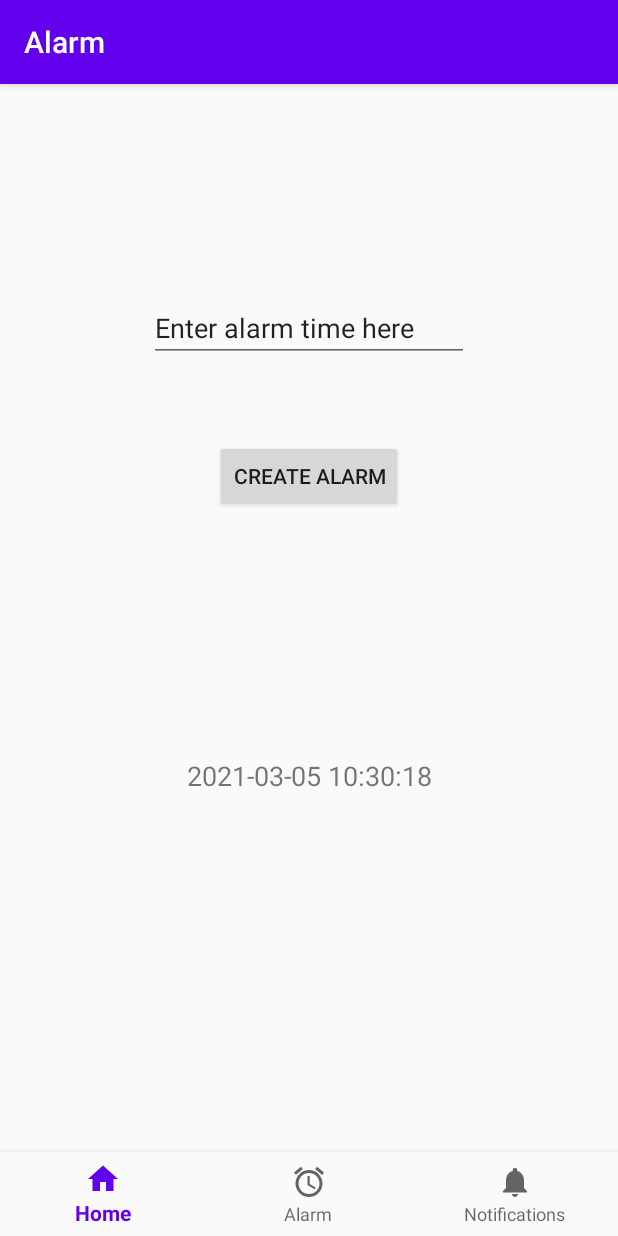
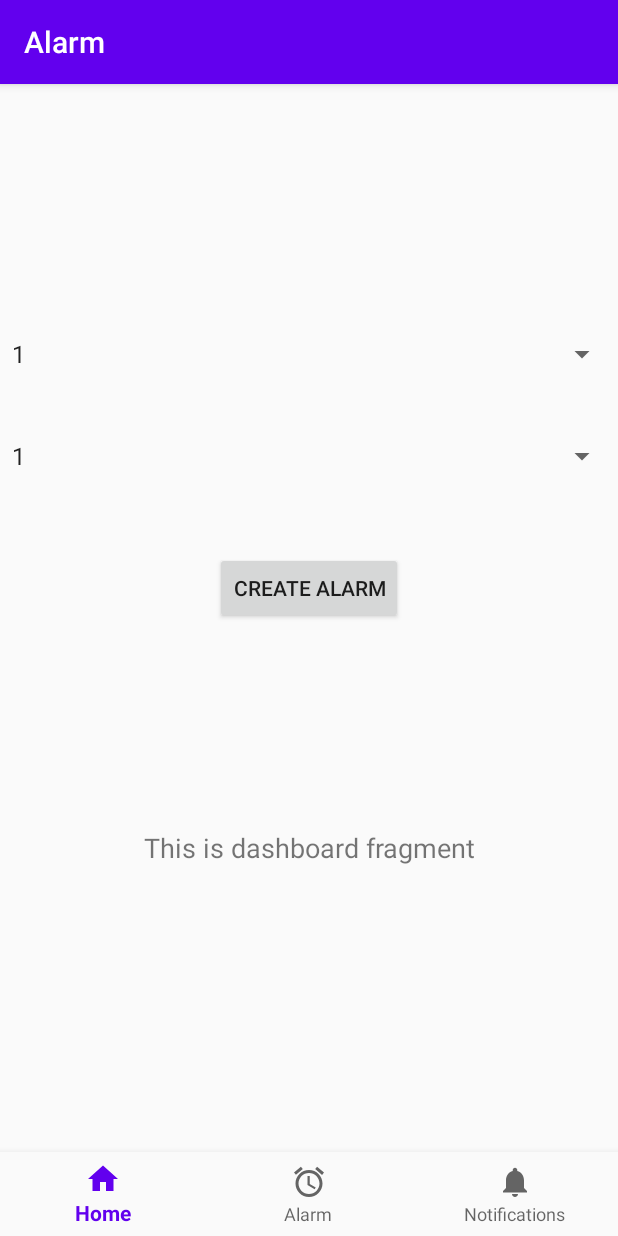
Before and after one commit to RileyLipinski/AlarmBuddyClock, an Android app: the AlarmFragment screen opened through its navigation route, after a tap on "CREATE ALARM", on a phone screen of 412 x 824 dp. Run offline under Robolectric (Android 15) with nearby library versions, the phone set to English and light mode, and no system bars; our stand-ins replace navigation-ui.

Commit message:
Implemented scheduling alarm with Android default ringtone

```diff
--- a/android/app/src/main/AndroidManifest.xml
+++ b/android/app/src/main/AndroidManifest.xml
@@ -11,6 +11,7 @@
             android:roundIcon="@mipmap/ic_launcher_round"
             android:supportsRtl="true"
             android:theme="@style/AppTheme">
+        <receiver android:name="edu.ust.alarmbuddy.ui.alarm.AlarmPublisher" />
         <activity
                 android:name=".MainActivity"
                 android:label="@string/app_name">
--- a/android/app/src/main/java/edu/ust/alarmbuddy/MainActivity.java
+++ b/android/app/src/main/java/edu/ust/alarmbuddy/MainActivity.java
@@ -1,16 +1,14 @@
 package edu.ust.alarmbuddy;
 
 import android.os.Bundle;
-import com.google.android.material.bottomnavigation.BottomNavigationView;
 import androidx.appcompat.app.AppCompatActivity;
 import androidx.navigation.NavController;
 import androidx.navigation.Navigation;
 import androidx.navigation.ui.AppBarConfiguration;
 import androidx.navigation.ui.NavigationUI;
+import com.google.android.material.bottomnavigation.BottomNavigationView;
 
 public class MainActivity extends AppCompatActivity {
-
-    public static final String CHANNEL_ID = "AlarmBuddy";
 
 	@Override
 	protected void onCreate(Bundle savedInstanceState) {
@@ -26,5 +24,4 @@ public class MainActivity extends AppCompatActivity {
 		NavigationUI.setupActionBarWithNavController(this, navController, appBarConfiguration);
 		NavigationUI.setupWithNavController(navView, navController);
 	}
-
 }
--- a/android/app/src/main/java/edu/ust/alarmbuddy/ui/alarm/AlarmFragment.java
+++ b/android/app/src/main/java/edu/ust/alarmbuddy/ui/alarm/AlarmFragment.java
@@ -1,30 +1,26 @@
 package edu.ust.alarmbuddy.ui.alarm;
 
+import android.app.AlarmManager;
+import android.app.Notification;
+import android.app.PendingIntent;
 import android.content.Context;
+import android.content.Intent;
+import android.media.RingtoneManager;
 import android.os.Bundle;
+import android.os.SystemClock;
 import android.view.LayoutInflater;
 import android.view.View;
 import android.view.ViewGroup;
+import android.widget.ArrayAdapter;
 import android.widget.Button;
-import android.widget.EditText;
+import android.widget.Spinner;
 import android.widget.TextView;
 import androidx.annotation.NonNull;
 import androidx.core.app.NotificationCompat;
-import androidx.core.app.NotificationManagerCompat;
 import androidx.fragment.app.Fragment;
-import androidx.lifecycle.ViewModelProviders;
-import com.google.gson.JsonObject;
-import com.google.gson.JsonParser;
+import androidx.lifecycle.ViewModelProvider;
 import edu.ust.alarmbuddy.MainActivity;
 import edu.ust.alarmbuddy.R;
-import edu.ust.alarmbuddy.common.AlarmBuddyDatabase;
-import edu.ust.alarmbuddy.common.AlarmBuddyUtils;
-import okhttp3.Call;
-import okhttp3.Callback;
-import okhttp3.Response;
-import org.jetbrains.annotations.NotNull;
-
-import java.io.IOException;
 import java.util.Date;
 
 public class AlarmFragment extends Fragment {
@@ -33,67 +29,98 @@ public class AlarmFragment extends Fragment {
 
 	public View onCreateView(@NonNull LayoutInflater inflater,
 		ViewGroup container, Bundle savedInstanceState) {
-        dashboardViewModel =
-                ViewModelProviders.of(this).get(AlarmViewModel.class);
+		dashboardViewModel = new ViewModelProvider(this).get(AlarmViewModel.class);
 		View root = inflater.inflate(R.layout.fragment_alarm, container, false);
+
 		final TextView textView = root.findViewById(R.id.text_alarm);
-        dashboardViewModel.getText().observe(getViewLifecycleOwner(), s -> textView.setText(s));
+		dashboardViewModel.getText().observe(getViewLifecycleOwner(), textView::setText);
 
-        final EditText time = root.findViewById(R.id.editTextTime);
-        time.setText("Enter alarm time here");
+		// TODO change this to not require 24-hour time
+		final Spinner alarmHours = root.findViewById(R.id.alarm_hours);
+		ArrayAdapter<CharSequence> hoursAdapter = ArrayAdapter
+			.createFromResource(getContext(), R.array.hours_array,
+				android.R.layout.simple_spinner_item);
+		hoursAdapter.setDropDownViewResource(android.R.layout.simple_spinner_dropdown_item);
+		alarmHours.setAdapter(hoursAdapter);
+
+		final Spinner alarmMinutes = root.findViewById(R.id.alarm_minutes);
+		ArrayAdapter<CharSequence> minutesAdapter = ArrayAdapter
+			.createFromResource(getContext(), R.array.minutes_array,
+				android.R.layout.simple_spinner_item);
+		hoursAdapter.setDropDownViewResource(android.R.layout.simple_spinner_dropdown_item);
+		alarmMinutes.setAdapter(minutesAdapter);
 
 		final Button button = root.findViewById(R.id.createAlarm);
 		button.setOnClickListener(view -> {
-            String entry = time.getText().toString();
-            textView.setText(String.format("User typed out %s",entry));
+			int hours = Integer.parseInt((String) alarmHours.getSelectedItem());
+			int minutes = Integer.parseInt((String) alarmMinutes.getSelectedItem());
 
-            String formattedDate = AlarmBuddyUtils.DATE_FORMAT.format(new Date());
-            textView.setText(formattedDate);
-            System.out.println(formattedDate);
-            AlarmBuddyDatabase.sendTestRequest(new Callback() {
-                @Override
-                public void onResponse(@NotNull Call call, @NotNull Response response) throws IOException {
-                    System.out.println("Response received");
-                    JsonObject object = JsonParser.parseString(response.body().string()).getAsJsonObject();
-                    String value = object.get("key").getAsString();
-
-                    getActivity().runOnUiThread(() -> textView.setText(value));
-                }
-
-                @Override
-                public void onFailure(@NotNull Call call, @NotNull IOException e) {
-                    System.out.println("CONNECTION ERROR: " + e.getMessage());
-                    call.cancel();
-                }
-            });
-            try {
-                createAlarmNotification();
-            } catch (Exception ignored) {
-
-            }
+			scheduleAlarm((int) (System.currentTimeMillis() % 10000000L), hours, minutes);
 		});
 		return root;
 	}
 
-    private void createAlarmNotification() {
-        //TODO not scheduled for the future, which needs to change
-        //TODO currently not actually popping up on screen, but it does show up in the notification center
-        System.out.println("setting alarm");
+	private void scheduleAlarm(int notificationId, int hours, int minutes) {
+		//TODO might not be a permanent solution
+		// see https://stackoverflow.com/questions/36902667/how-to-schedule-notification-in-android
+		// basically, this system is not resilient to device restarts
 
-        Context context = this.getContext();
+		// TODO banner still isn't popping up
 
-        assert context != null;
-        NotificationCompat.Builder builder = new NotificationCompat.Builder(context, MainActivity.CHANNEL_ID);
+		// TODO alarm isn't annoying enough (i.e. doesn't repeat sound, goes away on its own)
 
-        builder
-            .setSmallIcon(R.drawable.ic_notifications_black_24dp)
-            .setContentTitle("Hello world")
-            .setContentText("This is a notification")
-            .setPriority(NotificationCompat.PRIORITY_MAX)
-            .setAutoCancel(true);
+		Context context = getContext();
+		long wakeupTime = wakeupTime(hours, minutes);
+		System.out.println("Setting alarm for " + new Date(wakeupTime).toString());
+		NotificationCompat.Builder builder = new NotificationCompat.Builder(context)
+			.setContentTitle("Alarm")
+			.setContentText("Wake up")
+			.setAutoCancel(true)
+			.setSmallIcon(R.drawable.ic_baseline_access_alarm_24)
+			.setSound(RingtoneManager.getDefaultUri(
+				RingtoneManager.TYPE_NOTIFICATION)); // TODO change this when the AlarmBuddy jingle has been written
 
-        NotificationManagerCompat.from(context).notify(123,builder.build());
+		System.out.println("Setting alarm");
+		Intent intent = new Intent(context, MainActivity.class);
+		PendingIntent activity = PendingIntent
+			.getActivity(context, notificationId, intent, PendingIntent.FLAG_CANCEL_CURRENT);
+		builder.setContentIntent(activity);
+
+		Notification notification = builder.build();
+
+		Intent notificationIntent = new Intent(context, AlarmPublisher.class);
+		notificationIntent.putExtra(AlarmPublisher.NOTIFICATION_ID, notificationId);
+		notificationIntent.putExtra(AlarmPublisher.NOTIFICATION, notification);
+		PendingIntent pendingIntent = PendingIntent
+			.getBroadcast(context, notificationId, notificationIntent,
+				PendingIntent.FLAG_CANCEL_CURRENT);
+
+		long futureInMillis =
+			SystemClock.elapsedRealtime() + (wakeupTime - System.currentTimeMillis());
+		AlarmManager alarmManager = (AlarmManager) context.getSystemService(Context.ALARM_SERVICE);
+		alarmManager.set(AlarmManager.ELAPSED_REALTIME_WAKEUP, futureInMillis, pendingIntent);
 	}
 
+	/**
+	 * @param hours   The hours the alarm will be set for
+	 * @param minutes The minute the alarm will be set for
+	 *
+	 * @return The System time (in milliseconds) when the alarm should go off
+	 */
+	private long wakeupTime(int hours, int minutes) {
+		// TODO can we improve performance here? do we need to?
+		//TODO Date is deprecated, maybe rework to use Instant?
+		Date today = new Date();
+		Date todayAtTime = new Date(today.getYear(), today.getMonth(), today.getDay(), hours,
+			minutes, 0);
 
+		if (todayAtTime.after(today)) {
+			return today.getTime();
+		} else {
+			Date tomorrow = new Date(
+				System.currentTimeMillis() + 86400000); // i.e. add 24 hours to the current time
+			return new Date(tomorrow.getYear(), tomorrow.getMonth(), tomorrow.getDay(), hours,
+				minutes, 0).getTime();
 		}
+	}
+}
--- /dev/null
+++ b/android/app/src/main/java/edu/ust/alarmbuddy/ui/alarm/AlarmPublisher.java
@@ -0,0 +1,25 @@
+package edu.ust.alarmbuddy.ui.alarm;
+
+import android.app.Notification;
+import android.app.NotificationManager;
+import android.content.BroadcastReceiver;
+import android.content.Context;
+import android.content.Intent;
+import java.util.Date;
+
+public class AlarmPublisher extends BroadcastReceiver {
+
+	public static String NOTIFICATION_ID = "notification_id";
+	public static String NOTIFICATION = "notification";
+
+	@Override
+	public void onReceive(Context context, Intent intent) {
+		NotificationManager notificationManager = (NotificationManager) context.getSystemService(Context.NOTIFICATION_SERVICE);
+
+		Notification notification = intent.getParcelableExtra(NOTIFICATION);
+		int notificationId = intent.getIntExtra(NOTIFICATION_ID, 0);
+		notificationManager.notify(notificationId, notification);
+
+		System.out.println("Playing alarm at exact time " + new Date().toString());
+	}
+}
--- a/android/app/src/main/java/edu/ust/alarmbuddy/ui/alarm/AlarmViewModel.java
+++ b/android/app/src/main/java/edu/ust/alarmbuddy/ui/alarm/AlarmViewModel.java
@@ -6,7 +6,8 @@ import androidx.lifecycle.ViewModel;
 
 public class AlarmViewModel extends ViewModel {
 
-    private MutableLiveData<String> mText;
+	private final MutableLiveData<String> mText;
+
 	public AlarmViewModel() {
 		mText = new MutableLiveData<>();
 		mText.setValue("This is dashboard fragment");
--- a/android/app/src/main/java/edu/ust/alarmbuddy/ui/home/HomeViewModel.java
+++ b/android/app/src/main/java/edu/ust/alarmbuddy/ui/home/HomeViewModel.java
@@ -6,7 +6,7 @@ import androidx.lifecycle.ViewModel;
 
 public class HomeViewModel extends ViewModel {
 
-    private MutableLiveData<String> mText;
+    private final MutableLiveData<String> mText;
 
     public HomeViewModel() {
         mText = new MutableLiveData<>();
--- a/android/app/src/main/java/edu/ust/alarmbuddy/ui/notifications/NotificationsViewModel.java
+++ b/android/app/src/main/java/edu/ust/alarmbuddy/ui/notifications/NotificationsViewModel.java
@@ -6,7 +6,7 @@ import androidx.lifecycle.ViewModel;
 
 public class NotificationsViewModel extends ViewModel {
 
-    private MutableLiveData<String> mText;
+    private final MutableLiveData<String> mText;
 
     public NotificationsViewModel() {
         mText = new MutableLiveData<>();
--- a/android/app/src/main/res/layout/fragment_alarm.xml
+++ b/android/app/src/main/res/layout/fragment_alarm.xml
@@ -20,15 +20,6 @@
             app:layout_constraintBottom_toBottomOf="parent" android:gravity="center_horizontal"
             tools:text="@tools:sample/lorem" app:layout_constraintVertical_bias="0.357"
             app:layout_constraintTop_toBottomOf="@+id/createAlarm"/>
-    <EditText
-            android:layout_width="wrap_content"
-            android:layout_height="wrap_content"
-            android:inputType="time"
-            android:ems="10"
-            android:id="@+id/editTextTime"
-            app:layout_constraintTop_toTopOf="parent"
-            android:layout_marginTop="84dp" app:layout_constraintStart_toStartOf="parent"
-            app:layout_constraintEnd_toEndOf="parent"/>
     <Button
             android:text="Create Alarm"
             android:layout_width="wrap_content"
@@ -36,5 +27,19 @@
             android:id="@+id/createAlarm"
             app:layout_constraintStart_toStartOf="parent"
             app:layout_constraintEnd_toEndOf="parent"
-            app:layout_constraintTop_toBottomOf="@+id/editTextTime" android:layout_marginTop="52dp"/>
+            app:layout_constraintTop_toBottomOf="@+id/alarm_minutes" android:layout_marginTop="52dp"/>
+    <Spinner
+            android:layout_width="match_parent"
+            android:layout_height="wrap_content"
+            android:id="@+id/alarm_minutes"
+            tools:layout_editor_absoluteX="0dp"
+            app:layout_constraintTop_toBottomOf="@+id/alarm_hours"
+            android:layout_marginTop="44dp"/>
+    <Spinner
+            android:layout_width="match_parent"
+            android:layout_height="wrap_content"
+            android:id="@+id/alarm_hours"
+            tools:layout_editor_absoluteX="0dp"
+            app:layout_constraintTop_toTopOf="parent"
+            android:layout_marginTop="112dp"/>
 </androidx.constraintlayout.widget.ConstraintLayout>
--- /dev/null
+++ b/android/app/src/main/res/values/alarm_resources.xml
@@ -0,0 +1,89 @@
+<?xml version="1.0" encoding="utf-8"?>
+<resources>
+    <string-array name="hours_array">
+        <item>1</item>
+        <item>2</item>
+        <item>3</item>
+        <item>4</item>
+        <item>5</item>
+        <item>6</item>
+        <item>7</item>
+        <item>8</item>
+        <item>9</item>
+        <item>10</item>
+        <item>11</item>
+        <item>12</item>
+        <item>13</item>
+        <item>14</item>
+        <item>15</item>
+        <item>16</item>
+        <item>17</item>
+        <item>18</item>
+        <item>19</item>
+        <item>20</item>
+        <item>21</item>
+        <item>22</item>
+        <item>23</item>
+    </string-array>
+    <string-array name="minutes_array">
+        <item>1</item>
+        <item>2</item>
+        <item>3</item>
+        <item>4</item>.
+        <item>5</item>
+        <item>6</item>
+        <item>7</item>
+        <item>8</item>
+        <item>9</item>
+        <item>10</item>
+        <item>11</item>
+        <item>12</item>
+        <item>13</item>
+        <item>14</item>
+        <item>15</item>
+        <item>16</item>
+        <item>17</item>
+        <item>18</item>
+        <item>19</item>
+        <item>20</item>
+        <item>21</item>
+        <item>22</item>
+        <item>23</item>
+        <item>24</item>
+        <item>25</item>
+        <item>26</item>
+        <item>27</item>
+        <item>28</item>
+        <item>29</item>
+        <item>30</item>
+        <item>31</item>
+        <item>32</item>
+        <item>33</item>
+        <item>34</item>
+        <item>35</item>
+        <item>36</item>
+        <item>37</item>
+        <item>38</item>
+        <item>39</item>
+        <item>40</item>
+        <item>41</item>
+        <item>42</item>
+        <item>43</item>
+        <item>44</item>
+        <item>45</item>
+        <item>46</item>
+        <item>47</item>
+        <item>48</item>
+        <item>49</item>
+        <item>50</item>
+        <item>51</item>
+        <item>52</item>
+        <item>53</item>
+        <item>54</item>
+        <item>55</item>
+        <item>56</item>
+        <item>57</item>
+        <item>58</item>
+        <item>59</item>
+    </string-array>
+</resources>
```
Lines whose indentation alone changed are shown as unchanged.
